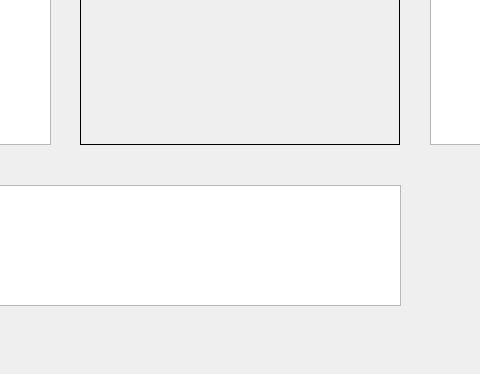
This is mainwindow.ui in radko-sabol/ht_interakcia_nao-okolie as Qt 5 draws it before an edit; both pictures show x 140 to 620 and y 155 to 529 of the 825 by 529 pixel window. The edited form follows.
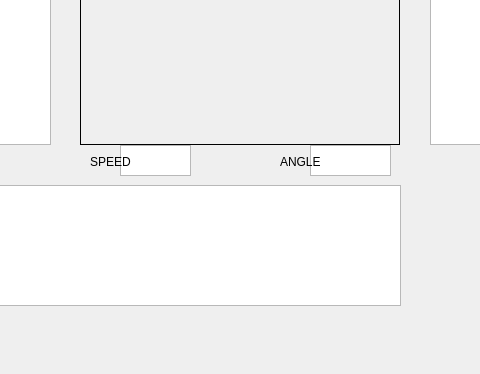
This is the edited form. Custom widgets are drawn as their Qt base class.

Commit message: Pridane GUI pre Speed a Angle

What changed in the file:
```diff
--- a/mainwindow.ui
+++ b/mainwindow.ui
@@ -536,6 +536,52 @@
      <string>Type of object detection</string>
     </property>
    </widget>
+   <widget class="QTextBrowser" name="speedTextBrowser">
+    <property name="geometry">
+     <rect>
+      <x>260</x>
+      <y>300</y>
+      <width>71</width>
+      <height>31</height>
+     </rect>
+    </property>
+   </widget>
+   <widget class="QTextBrowser" name="angleTextBrowser">
+    <property name="geometry">
+     <rect>
+      <x>450</x>
+      <y>300</y>
+      <width>81</width>
+      <height>31</height>
+     </rect>
+    </property>
+   </widget>
+   <widget class="QLabel" name="label">
+    <property name="geometry">
+     <rect>
+      <x>230</x>
+      <y>310</y>
+      <width>46</width>
+      <height>13</height>
+     </rect>
+    </property>
+    <property name="text">
+     <string>SPEED</string>
+    </property>
+   </widget>
+   <widget class="QLabel" name="label_2">
+    <property name="geometry">
+     <rect>
+      <x>420</x>
+      <y>310</y>
+      <width>46</width>
+      <height>13</height>
+     </rect>
+    </property>
+    <property name="text">
+     <string>ANGLE</string>
+    </property>
+   </widget>
   </widget>
  </widget>
  <layoutdefault spacing="6" margin="11"/>
```
The commit also changes 3 other files.
